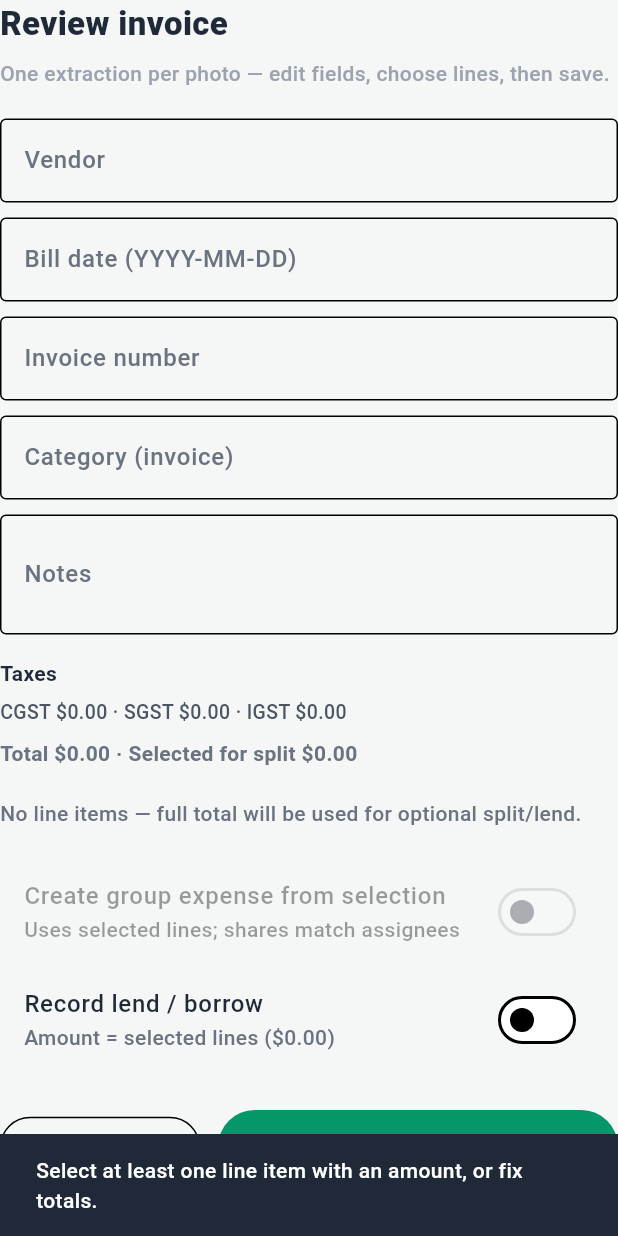
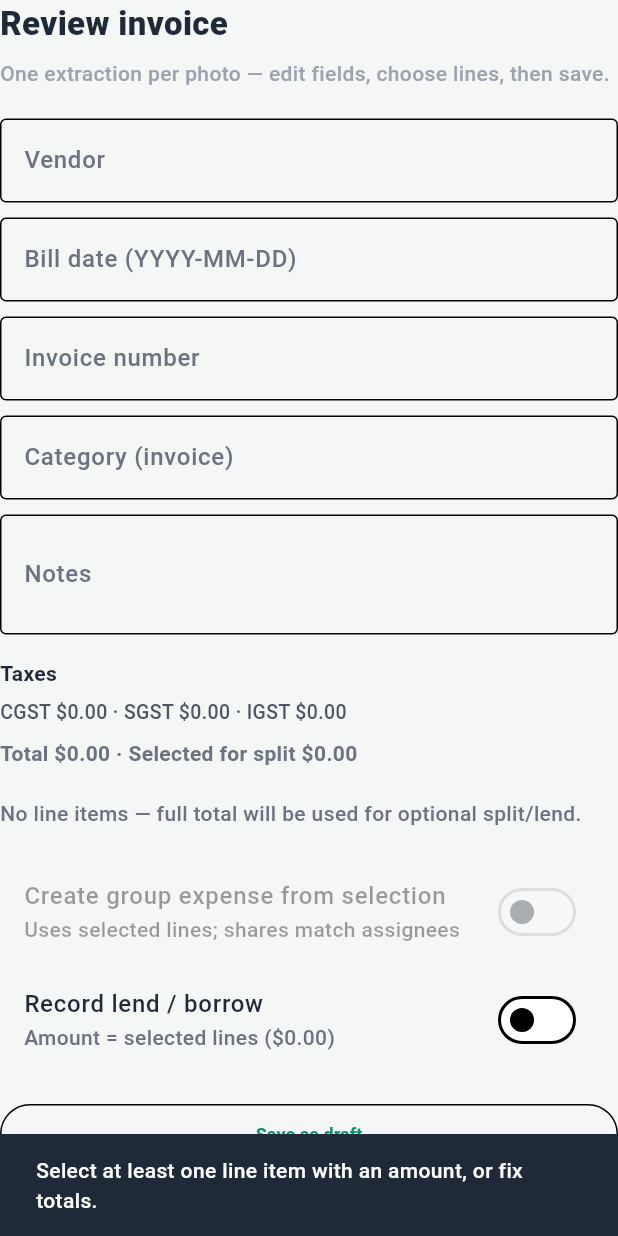
Before and after one commit to mannbillywe/Billy, a Flutter app: the ScanReviewPanel widget shown alone on an empty page, opened directly with empty values, after a tap on "Save", on a phone screen of 412 x 824 dp. Run offline on Flutter 3.47's test engine with Material 3 defaults, Android fonts, the phone set to English and light mode, and no system bars; our stand-ins replace csv, file_picker, fl_chart, flutter_riverpod, image_picker, pdf and 3 more; missing offline and left inert: fetch_client; accounts and stored records are empty; network calls fail; Roboto replaces fonts that are missing (system-ui).

Commit message:
feat(scanner): save review as draft and clarify extraction copy
Add Save as draft (documents row only, no invoice sync or group/lend).
Replace fictional model label with Gemini extraction subtitle.

Made-with: Cursor

```diff
--- a/lib/features/scanner/widgets/scan_processing.dart
+++ b/lib/features/scanner/widgets/scan_processing.dart
@@ -2,7 +2,7 @@ import 'package:flutter/material.dart';
 
 import '../../../core/theme/billy_theme.dart';
 
-/// Processing state - spinner, "Extracting", "Billy AI Model v2.1"
+/// Processing state while Gemini reads the scan.
 class ScanProcessing extends StatelessWidget {
   const ScanProcessing({super.key});
 
@@ -46,7 +46,7 @@ class ScanProcessing extends StatelessWidget {
             ),
             const SizedBox(height: 8),
             Text(
-              'Billy AI Model v2.1',
+              'Google Gemini · extracting fields',
               style: TextStyle(
                 fontSize: 16,
                 fontWeight: FontWeight.w700,
--- a/lib/features/scanner/widgets/scan_review_panel.dart
+++ b/lib/features/scanner/widgets/scan_review_panel.dart
@@ -97,6 +97,25 @@ class _ScanReviewPanelState extends ConsumerState<ScanReviewPanel> {
     return s;
   }
 
+  Map<String, dynamic> _extractedPayload(ExtractedReceipt draft, double alloc) {
+    return draft.toJson()
+      ..['line_selection'] = [
+        for (var i = 0; i < draft.lineItems.length; i++)
+          {
+            'index': i,
+            'included': i < _lineOn.length ? _lineOn[i] : false,
+            'assigned_user_id': i < _lineAssignee.length ? _lineAssignee[i] : null,
+          }
+      ]
+      ..['allocation_total'] = alloc
+      ..['invoice_id'] = widget.invoiceId
+      ..['intent_group_expense'] = _useGroup && _groupId != null
+      ..['group_id'] = _groupId
+      ..['intent_lend_borrow'] = _useLend
+      ..['lend_type'] = _useLend ? _lendType : null
+      ..['lend_counterparty'] = _useLend ? _counterpartyCtrl.text.trim() : null;
+  }
+
   List<Map<String, dynamic>> _membersForGroup(String? gid, List<Map<String, dynamic>> groups) {
     if (gid == null) return [];
     Map<String, dynamic>? g;
@@ -176,22 +195,7 @@ class _ScanReviewPanelState extends ConsumerState<ScanReviewPanel> {
       final categoryId =
           descParts.isNotEmpty ? await SupabaseService.resolveCategoryIdByName(descParts.first) : null;
 
-      final extractedPayload = draft.toJson()
-        ..['line_selection'] = [
-          for (var i = 0; i < draft.lineItems.length; i++)
-            {
-              'index': i,
-              'included': i < _lineOn.length ? _lineOn[i] : false,
-              'assigned_user_id': i < _lineAssignee.length ? _lineAssignee[i] : null,
-            }
-        ]
-        ..['allocation_total'] = alloc
-        ..['invoice_id'] = widget.invoiceId
-        ..['intent_group_expense'] = _useGroup && _groupId != null
-        ..['group_id'] = _groupId
-        ..['intent_lend_borrow'] = _useLend
-        ..['lend_type'] = _useLend ? _lendType : null
-        ..['lend_counterparty'] = _useLend ? _counterpartyCtrl.text.trim() : null;
+      final extractedPayload = _extractedPayload(draft, alloc);
 
       if (widget.invoiceId != null) {
         final iid = widget.invoiceId!;
@@ -301,6 +305,69 @@ class _ScanReviewPanelState extends ConsumerState<ScanReviewPanel> {
       if (mounted) {
         ScaffoldMessenger.of(context).showSnackBar(
           SnackBar(content: Text('Save failed: $e'), backgroundColor: BillyTheme.red500),
+        );
+      }
+    } finally {
+      if (mounted) setState(() => _saving = false);
+    }
+  }
+
+  /// Saves a `documents` row with `status: draft` only — no invoice sync, group expense, or lend/borrow.
+  Future<void> _saveAsDraft() async {
+    if (_saving) return;
+    final uid = Supabase.instance.client.auth.currentUser?.id;
+    if (uid == null) return;
+
+    final draft = _buildReceipt();
+    final alloc = _allocationTotal(draft);
+    final amount = alloc > 0 ? alloc : draft.total;
+
+    setState(() => _saving = true);
+    try {
+      final taxStored = draft.cgst + draft.sgst + draft.igst > 0 ? draft.cgst + draft.sgst + draft.igst : draft.tax;
+      final descParts = <String>{};
+      if (draft.category != null) descParts.add(draft.category!);
+      for (var i = 0; i < draft.lineItems.length; i++) {
+        if (i < _lineOn.length && _lineOn[i] && draft.lineItems[i].category != null) {
+          descParts.add(draft.lineItems[i].category!);
+        }
+      }
+
+      final categoryId =
+          descParts.isNotEmpty ? await SupabaseService.resolveCategoryIdByName(descParts.first) : null;
+
+      final extractedPayload = _extractedPayload(draft, alloc)..['scan_draft'] = true;
+
+      await ref.read(documentsProvider.notifier).addDocument(
+            vendorName: draft.vendorName.isNotEmpty ? draft.vendorName : 'Draft',
+            amount: amount >= 0 ? amount : 0,
+            taxAmount: taxStored,
+            date: draft.date.isNotEmpty ? draft.date : DateTime.now().toIso8601String().substring(0, 10),
+            type: (draft.invoiceNumber != null && draft.invoiceNumber!.isNotEmpty) ? 'invoice' : 'receipt',
+            description: descParts.isEmpty ? null : descParts.join(', '),
+            paymentMethod: draft.paymentMethod,
+            currency: draft.currency,
+            extractedData: extractedPayload,
+            categoryId: categoryId,
+            categorySource: DocumentCategorySource.ai,
+            status: 'draft',
+          );
+
+      if (mounted) {
+        ScaffoldMessenger.of(context).showSnackBar(
+          SnackBar(
+            content: const Text('Saved as draft', style: TextStyle(fontWeight: FontWeight.w700)),
+            backgroundColor: BillyTheme.emerald600,
+            behavior: SnackBarBehavior.floating,
+            shape: RoundedRectangleBorder(borderRadius: BorderRadius.circular(16)),
+          ),
+        );
+      }
+      widget.onDone();
+    } catch (e) {
+      if (mounted) {
+        ScaffoldMessenger.of(context).showSnackBar(
+          SnackBar(content: Text('Draft save failed: $e'), backgroundColor: BillyTheme.red500),
         );
       }
     } finally {
@@ -556,7 +623,15 @@ class _ScanReviewPanelState extends ConsumerState<ScanReviewPanel> {
             ),
           ],
         ],
-        const SizedBox(height: 24),
+        const SizedBox(height: 16),
+        SizedBox(
+          width: double.infinity,
+          child: OutlinedButton(
+            onPressed: _saving ? null : _saveAsDraft,
+            child: const Text('Save as draft'),
+          ),
+        ),
+        const SizedBox(height: 16),
         Row(
           children: [
             Expanded(
```
